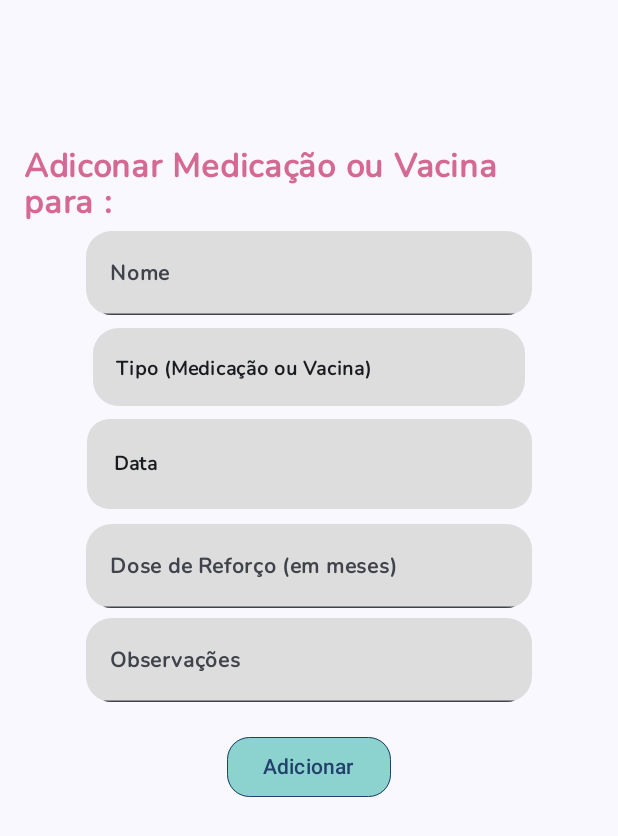
After one commit to linyoff/palm_pet, an Android app built with Jetpack Compose: the AdicionarMedicacao screen opened directly, with no data from a screen before it, on a phone screen of 412 x 824 dp. The commit adds this screen. Shown: the top 836 px of the screen. Run offline under Robolectric (Android 15) with nearby library versions, the phone set to English and light mode, and no system bars.

Commit message:
update pets

```diff
--- a/app/src/main/AndroidManifest.xml
+++ b/app/src/main/AndroidManifest.xml
@@ -20,6 +20,11 @@
         android:supportsRtl="true"
         android:theme="@style/Theme.PalmPet"
         tools:targetApi="31">
+        <activity
+            android:name=".ui.screens.PublicUserProfile"
+            android:exported="false"
+            android:label="@string/title_activity_public_user_profile"
+            android:theme="@style/Theme.PalmPet" />
         <activity
             android:name=".ui.screens.AgendarCompromisso"
             android:exported="false"
--- /dev/null
+++ b/app/src/main/java/com/aliny/palmpet/ui/components/CustomTextField.kt
@@ -0,0 +1,61 @@
+package com.aliny.palmpet.ui.components
+
+import androidx.compose.foundation.layout.fillMaxWidth
+import androidx.compose.foundation.layout.padding
+import androidx.compose.foundation.shape.RoundedCornerShape
+import androidx.compose.foundation.text.KeyboardActions
+import androidx.compose.foundation.text.KeyboardOptions
+import androidx.compose.material3.ExperimentalMaterial3Api
+import androidx.compose.material3.Text
+import androidx.compose.material3.TextField
+import androidx.compose.material3.TextFieldDefaults
+import androidx.compose.runtime.Composable
+import androidx.compose.ui.Modifier
+import androidx.compose.ui.text.input.ImeAction
+import androidx.compose.ui.text.input.KeyboardType
+import androidx.compose.ui.text.input.TextFieldValue
+import androidx.compose.ui.text.input.VisualTransformation
+import androidx.compose.ui.unit.dp
+import androidx.compose.ui.unit.sp
+import com.aliny.palmpet.ui.theme.CinzaContainersClaro
+
+@OptIn(ExperimentalMaterial3Api::class)
+@Composable
+fun CustomTextField(
+    value: TextFieldValue,
+    onValueChange: (TextFieldValue) -> Unit,
+    placeholderText: String,
+    modifier: Modifier,
+    visualTransformation: VisualTransformation = VisualTransformation.None,
+    keyboardType: KeyboardType,
+    imeAction: ImeAction = ImeAction.Next,
+    onImeAction: () -> Unit = {}
+) {
+
+    TextField(
+        value = value,
+        onValueChange = onValueChange,
+        placeholder = {
+            Text(
+                text = placeholderText,
+                fontSize = 14.sp
+            )
+        },
+        modifier = modifier
+            .fillMaxWidth(0.80f)
+            .padding(3.dp),
+        shape = RoundedCornerShape(17.dp),
+        colors = TextFieldDefaults.textFieldColors(
+            containerColor = CinzaContainersClaro
+        ),
+        visualTransformation = visualTransformation,
+        keyboardOptions = KeyboardOptions.Default.copy(
+            keyboardType = keyboardType,
+            imeAction = imeAction
+        ),
+        keyboardActions = KeyboardActions(
+            onNext = { onImeAction() }
+        ),
+        singleLine = true
+    )
+}
--- /dev/null
+++ b/app/src/main/java/com/aliny/palmpet/ui/screens/AdicionarMedicacao.kt
@@ -0,0 +1,174 @@
+package com.aliny.palmpet.ui.screens
+
+import android.os.Bundle
+import android.util.Log
+import android.widget.Toast
+import androidx.activity.ComponentActivity
+import androidx.activity.compose.setContent
+import androidx.activity.enableEdgeToEdge
+import androidx.compose.foundation.background
+import androidx.compose.foundation.clickable
+import androidx.compose.foundation.layout.Column
+import androidx.compose.foundation.layout.fillMaxSize
+import androidx.compose.foundation.layout.fillMaxWidth
+import androidx.compose.foundation.layout.height
+import androidx.compose.foundation.layout.padding
+import androidx.compose.foundation.rememberScrollState
+import androidx.compose.foundation.shape.RoundedCornerShape
+import androidx.compose.foundation.verticalScroll
+import androidx.compose.material3.DropdownMenu
+import androidx.compose.material3.DropdownMenuItem
+import androidx.compose.material3.Surface
+import androidx.compose.material3.Text
+import androidx.compose.runtime.Composable
+import androidx.compose.runtime.getValue
+import androidx.compose.runtime.mutableStateOf
+import androidx.compose.runtime.remember
+import androidx.compose.runtime.setValue
+import androidx.compose.ui.Alignment
+import androidx.compose.ui.Modifier
+import androidx.compose.ui.platform.LocalContext
+import androidx.compose.ui.text.input.KeyboardType
+import androidx.compose.ui.text.input.TextFieldValue
+import androidx.compose.ui.tooling.preview.Preview
+import androidx.compose.ui.unit.dp
+import androidx.compose.ui.unit.sp
+import com.aliny.palmpet.ui.components.CustomButton
+import com.aliny.palmpet.ui.components.CustomDatePicker
+import com.aliny.palmpet.ui.components.CustomTextField
+import com.aliny.palmpet.ui.theme.CinzaContainersClaro
+import com.aliny.palmpet.ui.theme.PalmPetTheme
+import com.aliny.palmpet.ui.theme.RosaPrincipal
+
+class AdicionarMedicacao : ComponentActivity() {
+    override fun onCreate(savedInstanceState: Bundle?) {
+        super.onCreate(savedInstanceState)
+        enableEdgeToEdge()
+        setContent {
+            PalmPetTheme {
+                Surface {
+                    AddMedicacoesScreen()
+                }
+            }
+        }
+    }
+}
+
+@Composable
+fun AddMedicacoesScreen() {
+
+    var nomeState by remember { mutableStateOf(TextFieldValue()) }
+    var tipoState by remember { mutableStateOf("Tipo (Medicação ou Vacina)") }
+    var dataState by remember { mutableStateOf("") }
+    var petState by remember { mutableStateOf(TextFieldValue()) }
+    var doseReforcoState by remember { mutableStateOf(TextFieldValue()) }
+    var obsState by remember { mutableStateOf(TextFieldValue()) }
+    var lembreteState by remember { mutableStateOf(false) }
+    val context = LocalContext.current
+
+    val tipos = listOf("Medicação", "Vacina")
+    var estadoExpanded by remember { mutableStateOf(false) }
+
+    Column (
+        modifier = Modifier
+            .fillMaxSize()
+            .verticalScroll(rememberScrollState())
+            .padding(16.dp)
+    ){
+        Text(
+            text = "Adiconar Medicação ou Vacina para :",
+            modifier = Modifier
+                .align(Alignment.CenterHorizontally)
+                .padding(top = 80.dp),
+            fontSize = 22.sp,
+            color = RosaPrincipal
+        )
+
+        CustomTextField(
+            value = nomeState,
+            onValueChange = { nomeState = it },
+            placeholderText = "Nome",
+            modifier = Modifier
+                .align(Alignment.CenterHorizontally),
+            keyboardType = KeyboardType.Text
+        )
+
+        //código para a seleção de tipo
+        Column(
+            modifier = Modifier
+                .padding(5.dp)
+                .height(52.dp)
+                .fillMaxWidth(0.78f)
+                .align(Alignment.CenterHorizontally)
+                .background(CinzaContainersClaro, RoundedCornerShape(17.dp))
+        ){
+            Text(
+                text = tipoState,
+                fontSize = 13.sp,
+                modifier = Modifier
+                    .fillMaxWidth()
+                    .clickable { estadoExpanded = !estadoExpanded }
+                    .padding(15.dp)
+            )
+            DropdownMenu(
+                expanded = estadoExpanded,
+                onDismissRequest = { estadoExpanded = false }
+            ) {
+                tipos.forEach{tipo ->
+                    DropdownMenuItem(
+                        onClick = {
+                            tipoState = tipo
+                            estadoExpanded = false
+                            Log.i("Teste", "Clicado: $tipoState")
+                            Toast.makeText(context, "Clicado: $tipoState", Toast.LENGTH_SHORT).show()
+                        },
+                        text = { Text(text = tipo) }
+                    )
+                }
+            }
+        }
+
+        CustomDatePicker(
+            label = "Data",
+            selectedDate = dataState,
+            onDateSelected = { dataState = it.text },
+            modifier = Modifier
+                .align(Alignment.CenterHorizontally)
+        )
+
+        CustomTextField(
+            value = doseReforcoState,
+            onValueChange = { doseReforcoState = it },
+            placeholderText = "Dose de Reforço (em meses)",
+            modifier = Modifier
+                .align(Alignment.CenterHorizontally),
+            keyboardType = KeyboardType.Text
+        )
+
+        CustomTextField(
+            value = obsState,
+            onValueChange = { obsState = it },
+            placeholderText = "Observações",
+            modifier = Modifier
+                .align(Alignment.CenterHorizontally),
+            keyboardType = KeyboardType.Text
+        )
+
+        CustomButton(
+            onClickAction = {
+
+            },
+            modifier = Modifier
+                .align(Alignment.CenterHorizontally),
+            text = "Adicionar"
+        )
+    }
+}
+
+@Preview(showBackground = true)
+@Composable
+fun AddMedicacaoPreview() {
+    PalmPetTheme {
+        AddMedicacoesScreen()
+    }
+}
--- a/app/src/main/java/com/aliny/palmpet/ui/screens/Login.kt
+++ b/app/src/main/java/com/aliny/palmpet/ui/screens/Login.kt
@@ -42,7 +42,7 @@ import com.aliny.palmpet.R
 import com.aliny.palmpet.data.auth.AuthService
 import com.aliny.palmpet.ui.theme.AzulFontes
 import com.aliny.palmpet.ui.components.CustomButton
-import com.aliny.palmpet.ui.components.CustomOutlinedTextField
+import com.aliny.palmpet.ui.components.CustomTextField
 import com.aliny.palmpet.ui.theme.PalmPetTheme
 import com.aliny.palmpet.ui.theme.RosaPrincipal
 
@@ -101,7 +101,7 @@ fun LoginScreen() {
             fontSize = 20.sp,
             color = RosaPrincipal
         )
-        CustomOutlinedTextField(
+        CustomTextField(
             value = emailState,
             onValueChange = {emailState = it},
             placeholderText = "Email",
@@ -111,7 +111,7 @@ fun LoginScreen() {
             keyboardType = KeyboardType.Text,
             onImeAction = { focusRequester2.requestFocus() }
         )
-        CustomOutlinedTextField(
+        CustomTextField(
             value = senhaState,
             onValueChange = {senhaState = it},
             placeholderText = "Senha",
--- a/app/src/main/java/com/aliny/palmpet/ui/screens/Search.kt
+++ b/app/src/main/java/com/aliny/palmpet/ui/screens/Search.kt
@@ -19,7 +19,7 @@ import androidx.compose.ui.tooling.preview.Preview
 import androidx.compose.ui.unit.dp
 import androidx.lifecycle.viewmodel.compose.viewModel
 import coil.compose.rememberAsyncImagePainter
-import com.aliny.palmpet.ui.components.CustomOutlinedTextField
+import com.aliny.palmpet.ui.components.CustomTextField
 import com.aliny.palmpet.ui.theme.PalmPetTheme
 import com.aliny.palmpet.viewmodel.UserViewModel
 
@@ -34,7 +34,7 @@ fun Search(userViewModel: UserViewModel = viewModel()) {
             .padding(16.dp),
         verticalArrangement = Arrangement.spacedBy(16.dp)
     ) {
-        CustomOutlinedTextField(
+        CustomTextField(
             value = searchText,
             onValueChange = {
                 searchText = it
--- a/app/src/main/res/values/strings.xml
+++ b/app/src/main/res/values/strings.xml
@@ -15,4 +15,5 @@
     <string name="title_activity_historico">Historico</string>
     <string name="title_activity_adicionar_medicacao">AdicionarMedicacao</string>
     <string name="title_activity_agendar_compromisso">AgendarCompromisso</string>
+    <string name="title_activity_public_user_profile">PublicUserProfile</string>
 </resources>
--- a/gradle/libs.versions.toml
+++ b/gradle/libs.versions.toml
@@ -1,5 +1,5 @@
 [versions]
-agp = "8.4.1"
+agp = "8.5.0"
 kotlin = "1.9.0"
 coreKtx = "1.13.1"
 junit = "4.13.2"
```
Also changed, not shown: app/src/main/java/com/aliny/palmpet/data/repository/MedRepository.kt (added, +82 -0 lines), app/src/main/java/com/aliny/palmpet/ui/components/CustomOutlinedTextField.kt (deleted, +0 -69 lines), app/src/main/java/com/aliny/palmpet/ui/screens/Consultas.kt (added, +62 -0 lines), app/src/main/java/com/aliny/palmpet/ui/screens/EditEmail.kt (+3 -4 lines), app/src/main/java/com/aliny/palmpet/ui/screens/EditPassword.kt (+4 -4 lines), app/src/main/java/com/aliny/palmpet/ui/screens/EditPetProfile.kt (+5 -8 lines), app/src/main/java/com/aliny/palmpet/ui/screens/EditProfile.kt (+5 -5 lines), app/src/main/java/com/aliny/palmpet/ui/screens/Historico.kt (+27 -3 lines), app/src/main/java/com/aliny/palmpet/ui/screens/Medicacoes.kt (+53 -5 lines), app/src/main/java/com/aliny/palmpet/ui/screens/TelaCadastro.kt (+6 -19 lines), app/src/main/java/com/aliny/palmpet/ui/screens/TelaCadastroPet.kt (+5 -6 lines), gradle/wrapper/gradle-wrapper.properties.
